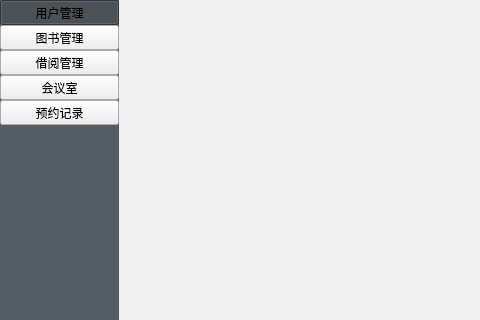
Before: the Qt Designer form book/cell/widget.ui in 17shiq/Library-management-system, drawn with Qt 5; both pictures show x 0 to 480 and y 0 to 320 of the 712 by 461 pixel window.
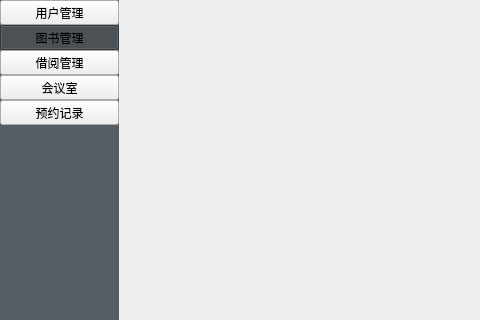
After: the same form once the commit is applied.

Diff of the .ui file:
```diff
--- a/book/cell/widget.ui
+++ b/book/cell/widget.ui
@@ -139,6 +139,9 @@
         <property name="checkable">
          <bool>true</bool>
         </property>
+        <property name="checked">
+         <bool>true</bool>
+        </property>
         <property name="Size" stdset="0">
          <string>btn</string>
         </property>
@@ -162,7 +165,7 @@
          <bool>true</bool>
         </property>
         <property name="checked">
-         <bool>true</bool>
+         <bool>false</bool>
         </property>
         <property name="Size" stdset="0">
          <string>btn</string>
```
